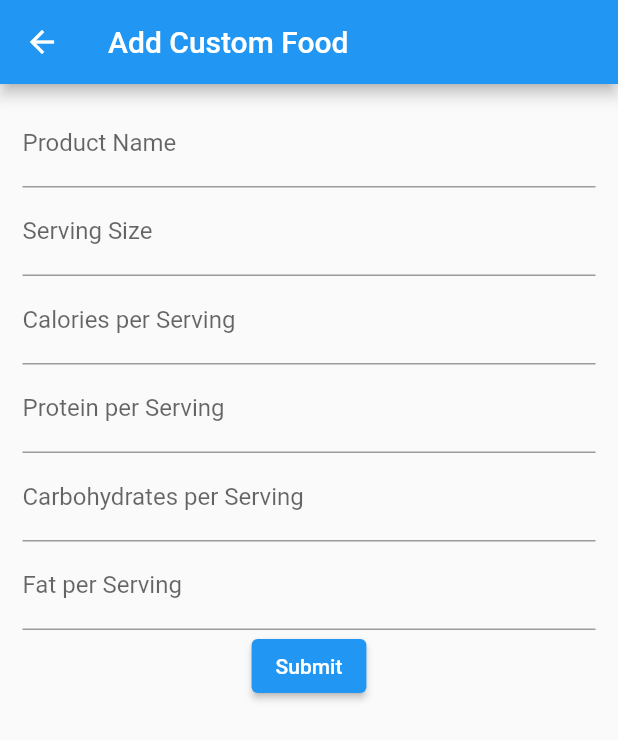
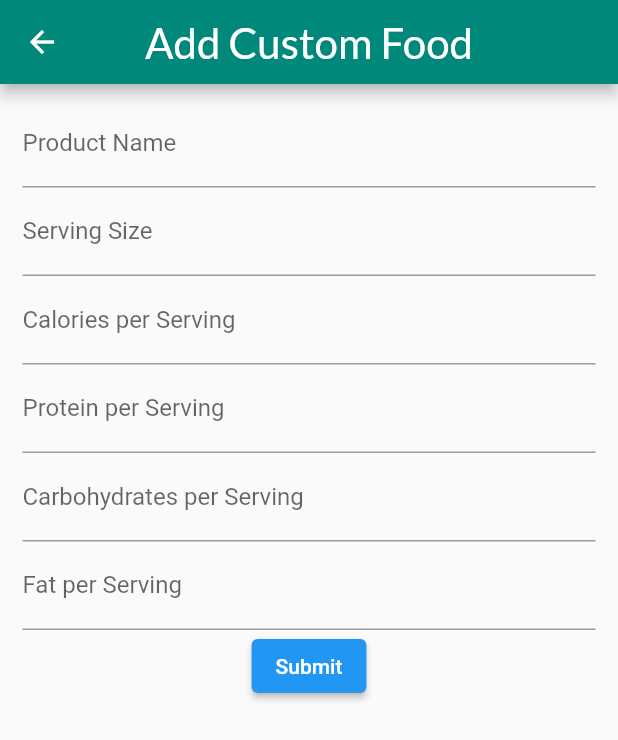
Before and after one commit to jonathan-raines/my-fitness-tracker, a Flutter app: the SearchPage screen opened by its route, after a tap on "Custom Food", on a phone screen of 412 x 824 dp. Shown: the top 740 px of the screen. Run offline on Flutter 3.47's test engine with Material 2 defaults, Android fonts, the phone set to English and light mode, and no system bars; our stand-ins replace cloud_firestore, firebase_auth, firebase_core, font_awesome_flutter; missing offline and left inert: flutter_barcode_scanner, openfoodfacts; accounts and stored records are empty.

Commit message:
refactored appbar into function

```diff
--- a/lib/functions.dart
+++ b/lib/functions.dart
@@ -195,3 +195,14 @@ void getProductFromBarcode(BuildContext context) async {
     },
   );
 }
+
+AppBar buildAppBar(String title) {
+  return AppBar(
+    title: Text(
+      title,
+      style: TextStyle(fontFamily: 'Lato', fontSize: 28),
+    ),
+    centerTitle: true,
+    backgroundColor: Colors.teal.shade600,
+  );
+}
--- a/lib/screens/custom_food.dart
+++ b/lib/screens/custom_food.dart
@@ -1,4 +1,5 @@
 import 'package:flutter/material.dart';
+import 'package:my_fitness_tracker/functions.dart';
 import 'package:openfoodfacts/model/Nutriments.dart';
 import 'package:openfoodfacts/model/Product.dart';
 
@@ -15,9 +16,7 @@ class _CustomProductFormState extends State<CustomProductForm> {
   @override
   Widget build(BuildContext context) {
     return Scaffold(
-      appBar: AppBar(
-        title: Text('Add Custom Food'),
-      ),
+      appBar: buildAppBar('Add Custom Food'),
       body: SingleChildScrollView(
         child: Form(
           key: _formKey,
--- a/lib/screens/home_page.dart
+++ b/lib/screens/home_page.dart
@@ -1,4 +1,5 @@
 import 'package:flutter/material.dart';
+import 'package:my_fitness_tracker/functions.dart';
 
 import '../components/rounded_button.dart';
 
@@ -11,10 +12,7 @@ class _MyHomePageState extends State<MyHomePage> {
   @override
   Widget build(BuildContext context) {
     return Scaffold(
-      appBar: AppBar(
-        title: Text('Nutriti-OWN'),
-        centerTitle: true,
-      ),
+      appBar: buildAppBar('Nutriti-OWN'),
       body: Center(
         child: Column(
           mainAxisAlignment: MainAxisAlignment.center,
--- a/lib/screens/login_screen.dart
+++ b/lib/screens/login_screen.dart
@@ -1,5 +1,6 @@
 import 'package:firebase_auth/firebase_auth.dart';
 import 'package:flutter/material.dart';
+import 'package:my_fitness_tracker/functions.dart';
 
 import '../constants.dart';
 import '../components/rounded_button.dart';
@@ -15,10 +16,7 @@ class _LoginScreenState extends State<LoginScreen> {
   @override
   Widget build(BuildContext context) {
     return Scaffold(
-      appBar: AppBar(
-        title: Text('Login'),
-        centerTitle: true,
-      ),
+      appBar: buildAppBar('Login'),
       body: Column(
         children: [
           SizedBox(
--- a/lib/screens/product_details.dart
+++ b/lib/screens/product_details.dart
@@ -52,11 +52,7 @@ class _ProductDetailsState extends State<ProductDetails> {
                 .roundToDouble() *
             10;
     return Scaffold(
-      appBar: AppBar(
-        title: Text('Food Details'),
-        backgroundColor: Colors.teal.shade600,
-        centerTitle: true,
-      ),
+      appBar: buildAppBar('Product Details'),
       body: SingleChildScrollView(
         child: Center(
           child: Column(
--- a/lib/screens/registration_screen.dart
+++ b/lib/screens/registration_screen.dart
@@ -2,6 +2,7 @@ import 'package:flutter/material.dart';
 import 'package:firebase_auth/firebase_auth.dart';
 import 'package:my_fitness_tracker/components/rounded_button.dart';
 import 'package:my_fitness_tracker/constants.dart';
+import 'package:my_fitness_tracker/functions.dart';
 
 class RegistrationScreen extends StatefulWidget {
   @override
@@ -14,10 +15,7 @@ class _RegistrationScreenState extends State<RegistrationScreen> {
   @override
   Widget build(BuildContext context) {
     return Scaffold(
-      appBar: AppBar(
-        title: Text('Register'),
-        centerTitle: true,
-      ),
+      appBar: buildAppBar('Registration'),
       body: Column(
         children: [
           SizedBox(
--- a/lib/screens/search_page.dart
+++ b/lib/screens/search_page.dart
@@ -17,11 +17,7 @@ class _SearchPageState extends State<SearchPage> {
   @override
   Widget build(BuildContext context) {
     return Scaffold(
-      appBar: AppBar(
-        title: Text('Search for Products'),
-        centerTitle: true,
-        backgroundColor: Colors.teal.shade600,
-      ),
+      appBar: buildAppBar('Search'),
       body: Column(
         children: [
           Padding(
```
Also changed, not shown: lib/screens/meal_page.dart (+1 -8 lines).
